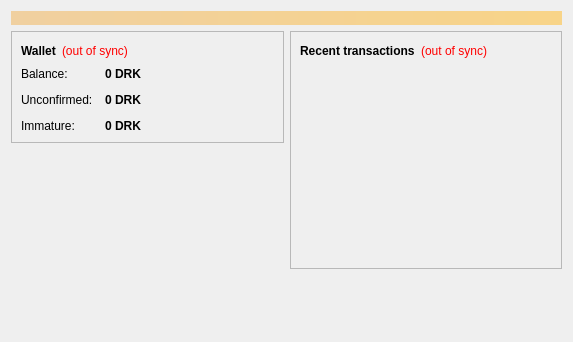
First picture: the form in src/qt/forms/overviewpage.ui, repository IParn/LimecoinX, before the edit.
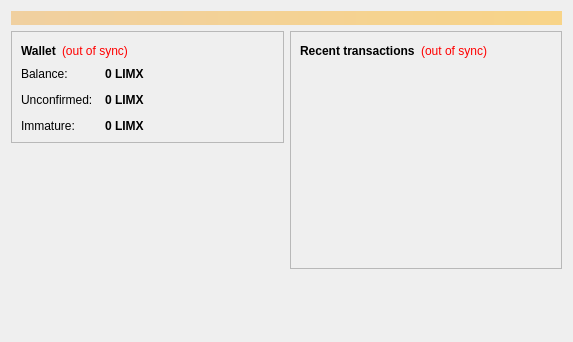
Second picture: the form after the edit.

What changed in the file:
```diff
--- a/src/qt/forms/overviewpage.ui
+++ b/src/qt/forms/overviewpage.ui
@@ -122,7 +122,7 @@
                <string>Your current balance</string>
               </property>
               <property name="text">
-               <string notr="true">0 DRK</string>
+               <string notr="true">0 LIMX</string>
               </property>
               <property name="textInteractionFlags">
                <set>Qt::LinksAccessibleByMouse|Qt::TextSelectableByKeyboard|Qt::TextSelectableByMouse</set>
@@ -151,7 +151,7 @@
                <string>Total of transactions that have yet to be confirmed, and do not yet count toward the current balance</string>
               </property>
               <property name="text">
-               <string notr="true">0 DRK</string>
+               <string notr="true">0 LIMX</string>
               </property>
               <property name="textInteractionFlags">
                <set>Qt::LinksAccessibleByMouse|Qt::TextSelectableByKeyboard|Qt::TextSelectableByMouse</set>
@@ -177,7 +177,7 @@
                <string>Mined balance that has not yet matured</string>
               </property>
               <property name="text">
-               <string notr="true">0 DRK</string>
+               <string notr="true">0 LIMX</string>
               </property>
               <property name="textInteractionFlags">
                <set>Qt::LinksAccessibleByMouse|Qt::TextSelectableByKeyboard|Qt::TextSelectableByMouse</set>
```
